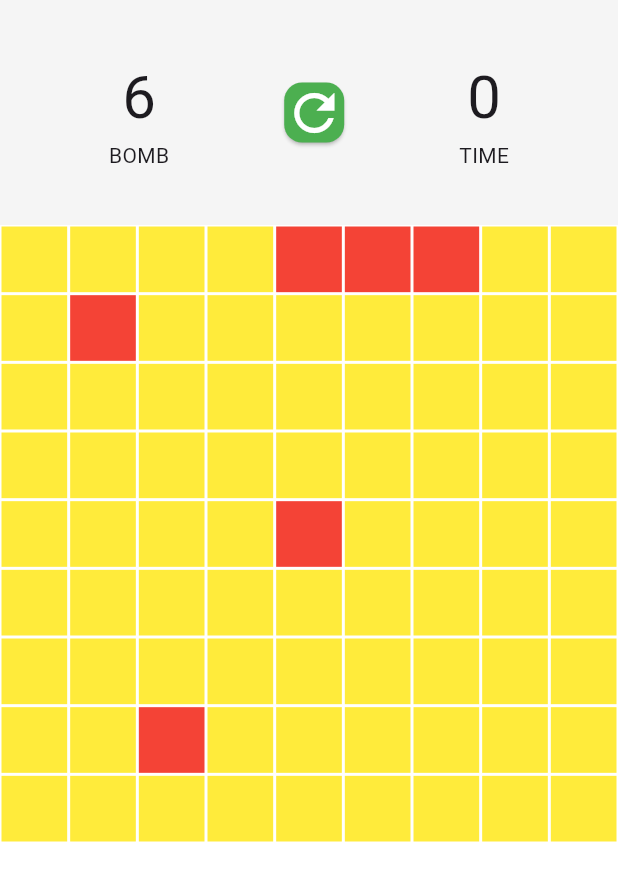
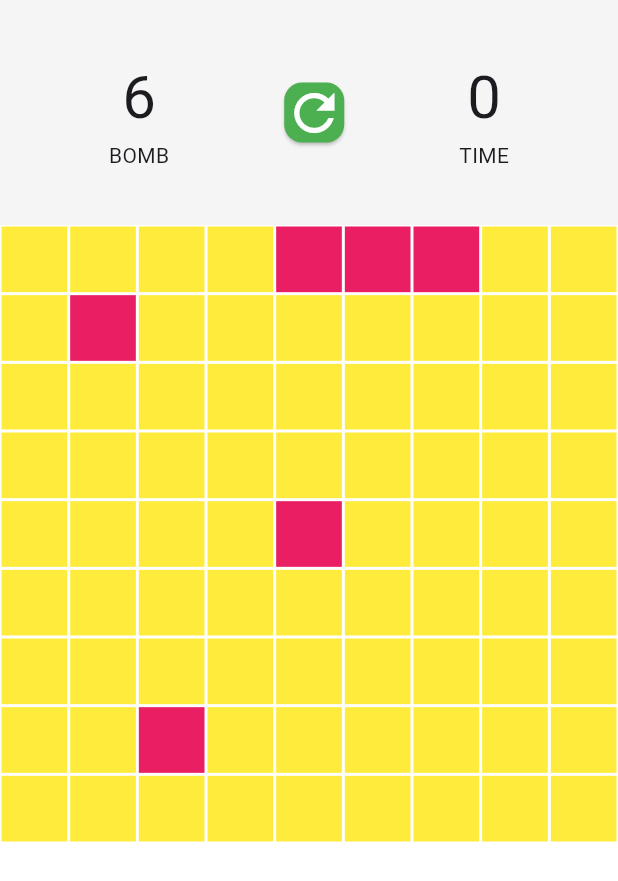
Before and after one commit to CSI-Trainee-2024/Task_3_Sparsh, a Flutter app: the screen it shows after launch, on a phone screen of 412 x 824 dp. Shown: the top 881 px of the screen. Run offline on Flutter 3.47's test engine with Material 3 defaults, Android fonts, the phone set to English and light mode, and no system bars.

```diff
--- a/lib/bomb.dart
+++ b/lib/bomb.dart
@@ -14,7 +14,7 @@ class Bomb extends StatelessWidget {
       child: Padding(
               padding: const EdgeInsets.all(1.0),
               child: Container(
-                color: revealed? Colors.green : Colors.red,
+                color: revealed? Colors.green : Colors.pink,
 
 
               ),
```
